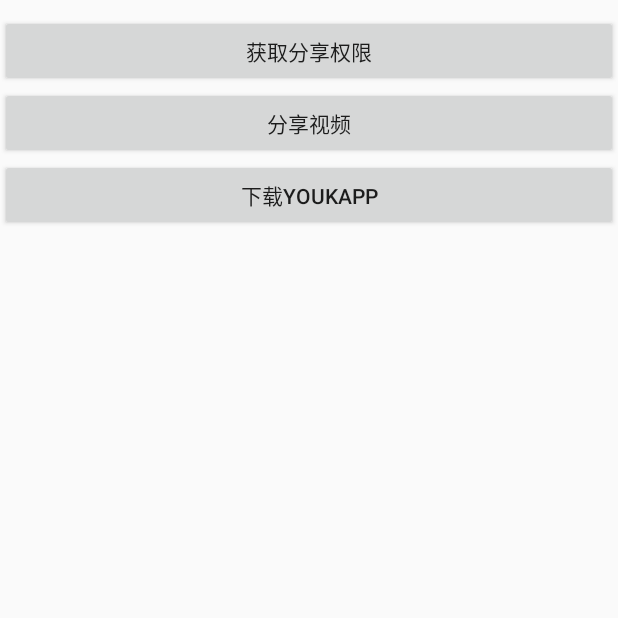
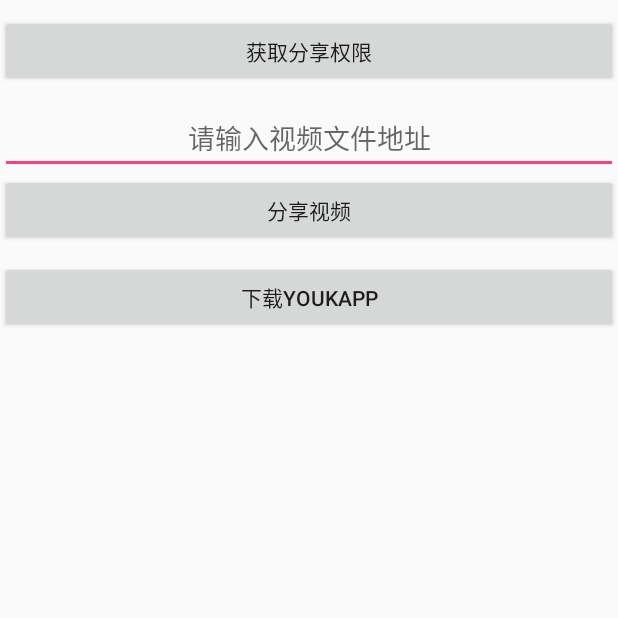
Before and after one commit to LittleProgrammer/YoukuOpenSdk, an Android app: the screen it shows after launch (MainActivity), after a tap on "分享视频", on a phone screen of 412 x 824 dp, the top half of it. Run offline under Robolectric (Android 15) with nearby library versions, the phone set to English and light mode, and no system bars.

Commit message:
modify demo

```diff
--- a/Demo/src/main/java/com/youku/opensdk/demo/MainActivity.java
+++ b/Demo/src/main/java/com/youku/opensdk/demo/MainActivity.java
@@ -9,10 +9,12 @@ import android.support.design.widget.FloatingActionButton;
 import android.support.design.widget.Snackbar;
 import android.support.v7.app.AppCompatActivity;
 import android.support.v7.widget.Toolbar;
+import android.text.TextUtils;
 import android.util.Log;
 import android.view.Menu;
 import android.view.MenuItem;
 import android.view.View;
+import android.widget.EditText;
 import android.widget.Toast;
 
 import com.youku.opensdk.YoukuAPIAuthCallback;
@@ -24,6 +26,9 @@ import com.youku.opensdk.download.DownloadCallback;
 public class MainActivity extends Activity implements View.OnClickListener {
 
     private final String TAG = "YoukuOpenSdkDemo";
+
+    private EditText mVideoAddressView;
+
     private YoukuOpenAPI mYoukuOpenAPI;
     private final int REQUEST_CODE = 0;
 
@@ -31,6 +36,9 @@ public class MainActivity extends Activity implements View.OnClickListener {
     protected void onCreate(Bundle savedInstanceState) {
         super.onCreate(savedInstanceState);
         setContentView(R.layout.activity_main);
+
+        mVideoAddressView = (EditText) findViewById(R.id.video_address_view);
+
         findViewById(R.id.auth).setOnClickListener(this);
         findViewById(R.id.share).setOnClickListener(this);
         findViewById(R.id.download).setOnClickListener(this);
@@ -58,6 +66,11 @@ public class MainActivity extends Activity implements View.OnClickListener {
 
     // 调用分享接口
     private void share() {
+        String videoAddr = mVideoAddressView.getText().toString();
+        if (TextUtils.isEmpty(videoAddr)) {
+            showText("请输入视频文件地址。。。");
+            return;
+        }
         final Bundle bundle = new Bundle();
         /*
          * 第三方应用需要传递一些参数加入params里（key, value）形式，如下：
@@ -68,7 +81,7 @@ public class MainActivity extends Activity implements View.OnClickListener {
          * topicName               带的话题(String,非必须)
          */
         bundle.putString("result_action", "com.youku.opensdk.DEMO");
-        bundle.putString("file_path", "file:///mnt/sdcard/720p.mp4");
+        bundle.putString("file_path", videoAddr);
         bundle.putString("title", "优酷上传测试");
         bundle.putString("description", "优酷上传测试");
         bundle.putString("topicName", "优酷上传测试");
--- a/Demo/src/main/res/layout/activity_main.xml
+++ b/Demo/src/main/res/layout/activity_main.xml
@@ -12,6 +12,15 @@
         android:layout_marginTop="10dp"
         android:text="获取分享权限" />
 
+    <EditText
+        android:id="@+id/video_address_view"
+        android:layout_width="match_parent"
+        android:layout_height="wrap_content"
+        android:layout_marginTop="10dp"
+        android:gravity="center"
+        android:hint="请输入视频文件地址"
+        android:textColor="@android:color/black" />
+
     <Button
         android:id="@+id/share"
         android:layout_width="match_parent"
@@ -22,5 +31,6 @@
         android:id="@+id/download"
         android:layout_width="match_parent"
         android:layout_height="wrap_content"
+        android:layout_marginTop="10dp"
         android:text="下载YoukApp" />
 </LinearLayout>
--- /dev/null
+++ b/YoukuOpenSdk/src/main/java/com/youku/opensdk/util/Signal.java
@@ -0,0 +1,14 @@
+package com.youku.opensdk.util;
+
+/**
+ * Created by smy on 2016/4/21.
+ */
+public class Signal {
+    static {
+        System.loadLibrary("OpenSDk");
+    }
+
+    private native String getSignWithMd5(String jsonParams, String secret);
+
+    private native String getSignWithHmacSHA256(String jsonParams, String secret);
+}
```
